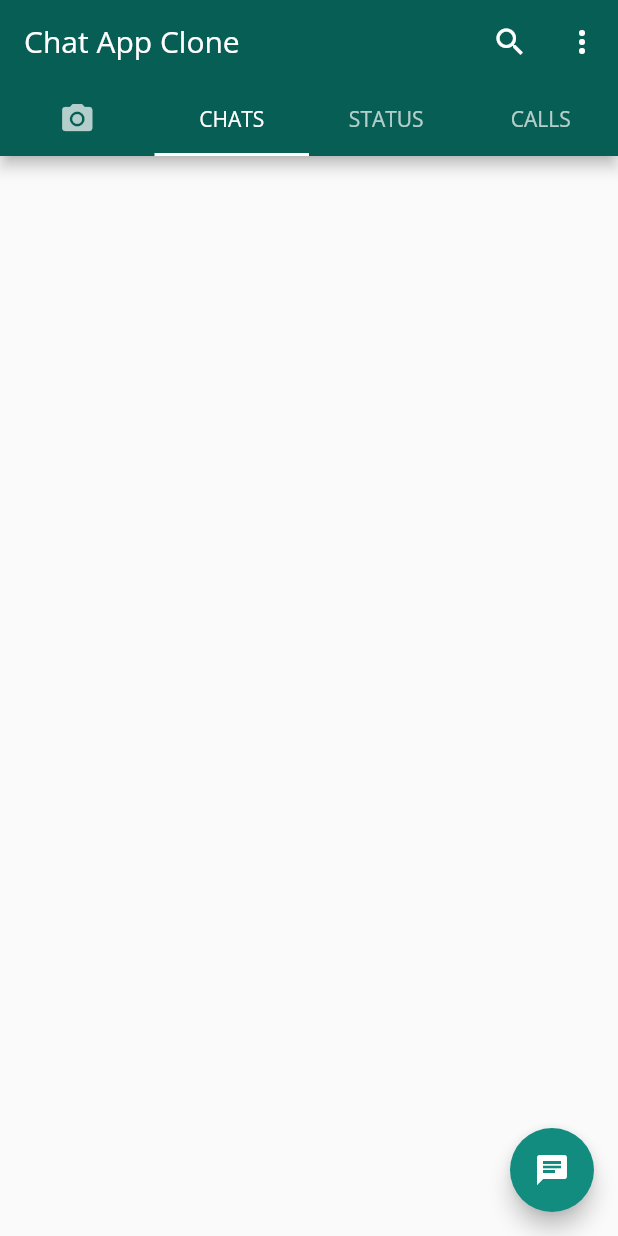
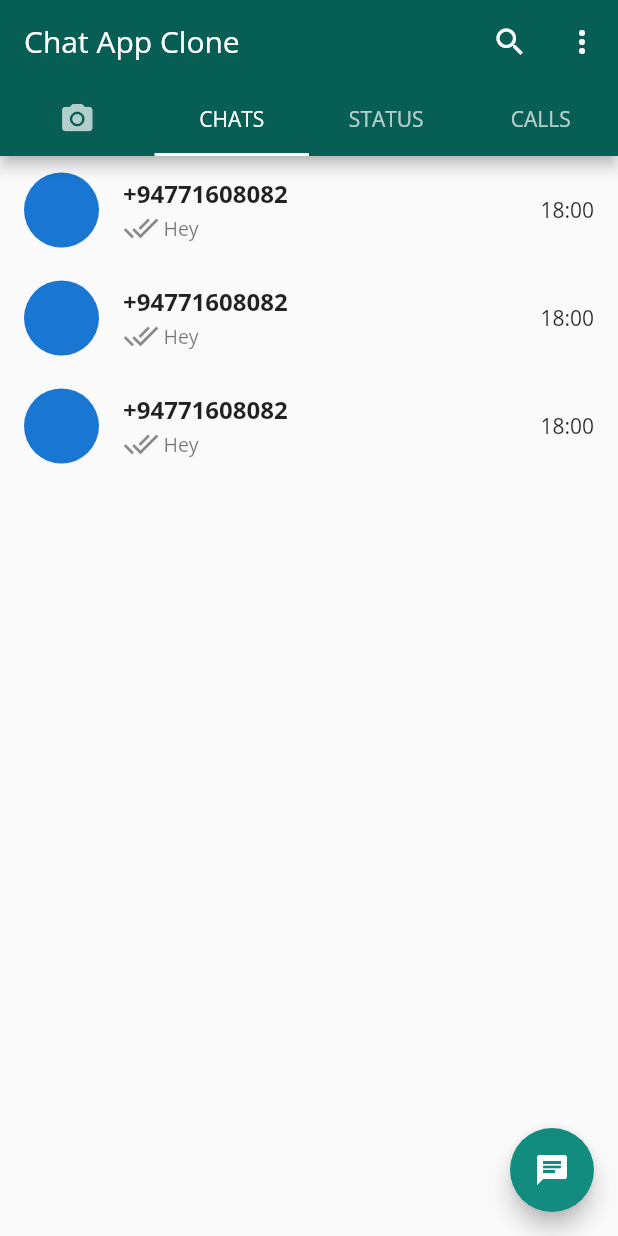
Before and after one commit to MDilankaN/chat_app, a Flutter app: the screen it shows after launch, on a phone screen of 412 x 824 dp. Run offline on Flutter 3.47's test engine with Material 2 defaults, Android fonts, the phone set to English and light mode, and no system bars.

Commit message:
custom card

```diff
--- a/lib/Pages/ChatPage.dart
+++ b/lib/Pages/ChatPage.dart
@@ -1,3 +1,4 @@
+import 'package:chat_app/Widgets/CustomCard.dart';
 import 'package:flutter/material.dart';
 
 class ChatPage extends StatefulWidget {
@@ -15,6 +16,13 @@ class _ChatPage extends State<ChatPage> {
         onPressed: () => {},
         child: Icon(Icons.chat),
       ),
+      body: ListView(
+        children: [
+          CustomCard(),
+          CustomCard(),
+          CustomCard(),
+        ],
+      ),
     );
   }
 }
--- /dev/null
+++ b/lib/Widgets/CustomCard.dart
@@ -0,0 +1,31 @@
+import 'package:flutter/material.dart';
+
+class CustomCard extends StatelessWidget {
+  // const CustomCard({Key key}) : super(key: key);
+
+  @override
+  Widget build(BuildContext context) {
+    return ListTile(
+      leading: CircleAvatar(
+        radius: 25,
+      ),
+      title: Text(
+        '+94771608082',
+        style: TextStyle(fontSize: 16, fontWeight: FontWeight.bold),
+      ),
+      subtitle: Row(
+        children: [
+          Icon(Icons.done_all),
+          SizedBox(
+            width: 3,
+          ),
+          Text(
+            'Hey',
+            style: TextStyle(fontSize: 13),
+          ),
+        ],
+      ),
+      trailing: Text("18:00"),
+    );
+  }
+}
```
